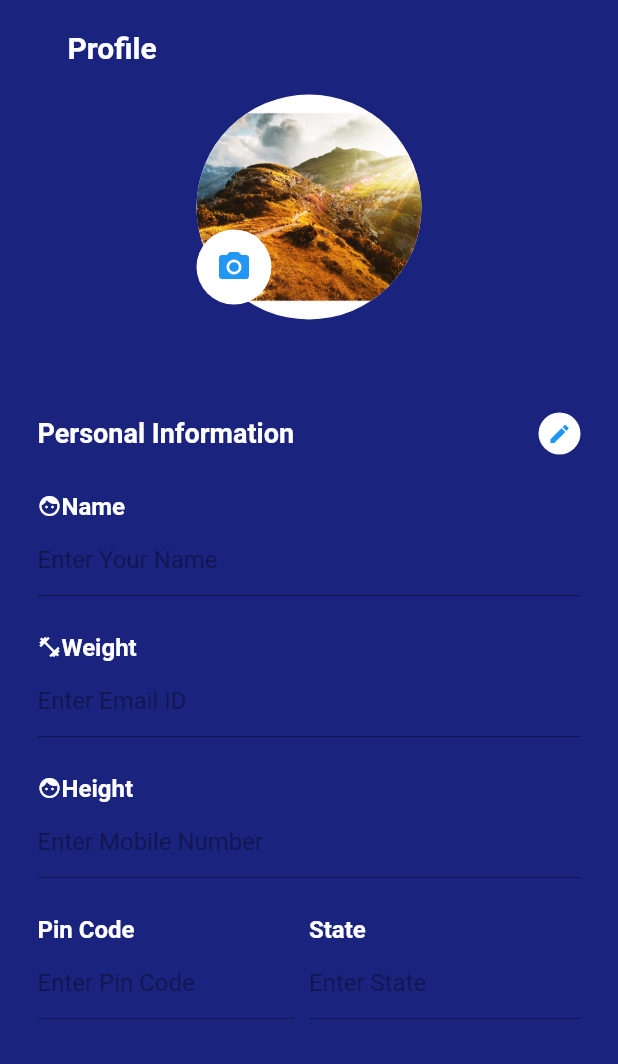
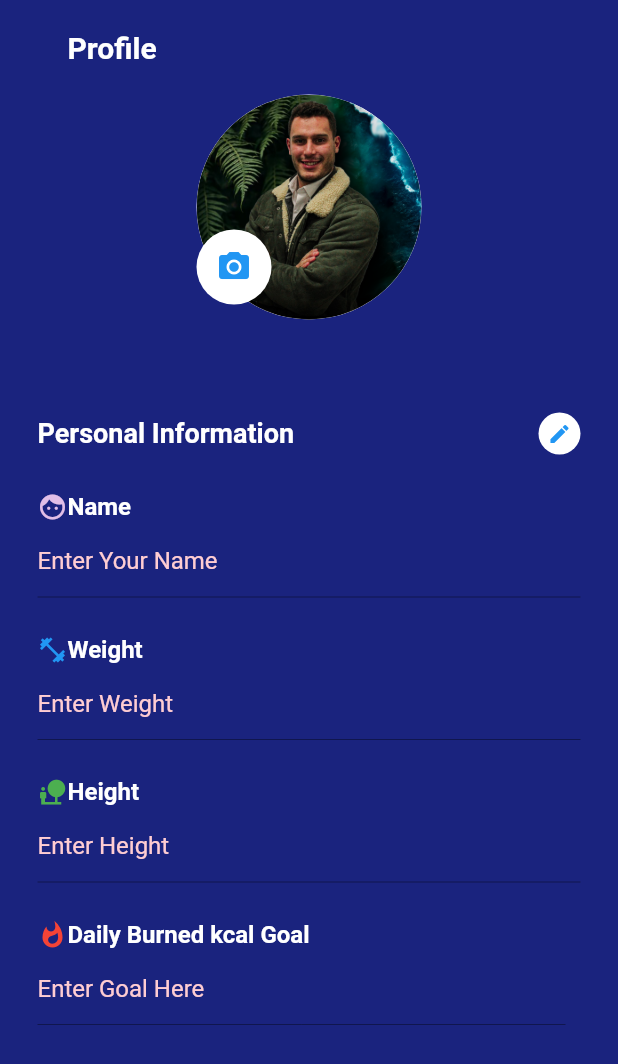
Before and after one commit to DansMarquis/CMApp, a Flutter app: the MinePage screen opened directly, on a phone screen of 412 x 824 dp. Shown: the top 1064 px of the screen. Run offline on Flutter 3.47's test engine with Material 2 defaults, Android fonts, the phone set to English and light mode, and no system bars; our stand-ins replace audioplayers, bubble_bottom_bar, cached_network_image, cloud_firestore, dio, dynamic_theme and 18 more; missing offline and left inert: flutter_polyline_points; accounts and stored records are empty; Roboto replaces fonts that are missing (sans-serif-light).

Commit message:
Profile page done

```diff
--- a/GhostRunner/lib/global.dart
+++ b/GhostRunner/lib/global.dart
@@ -7,6 +7,10 @@ bool isOnMap = false;
 bool isRunning = false;
 String trailName;
 File image;
+String userName;
+String userWeight;
+String userHeight;
+String userGoal;
 String address;
 String description;
 geo.Position locationCoordsStart;
--- a/GhostRunner/lib/ui/page/tab/mine_page.dart
+++ b/GhostRunner/lib/ui/page/tab/mine_page.dart
@@ -19,6 +19,11 @@ class MinePage extends StatefulWidget {
 class _MinePageState extends State<MinePage> {
   bool _status = true;
   final FocusNode myFocusNode = FocusNode();
+  final nameController = TextEditingController();
+  final weightController = TextEditingController();
+  final heightController = TextEditingController();
+  final goalController = TextEditingController();
+
 
   @override
   void initState() {
@@ -35,7 +40,18 @@ class _MinePageState extends State<MinePage> {
         global.image = image;
       });
     }
-
+    if(global.userName != null){
+      nameController.text = global.userName;
+    }
+    if(global.userWeight != null){
+      weightController.text = global.userWeight;
+    }
+    if(global.userHeight != null){
+      heightController.text = global.userHeight;
+    }
+    if(global.userGoal!= null){
+      goalController.text = global.userGoal;
+    }
     return new Scaffold(
         body: new Container(
       color: Colors.indigo[900],
@@ -85,7 +101,7 @@ class _MinePageState extends State<MinePage> {
                                           )
                                         : Image(
                                             image: AssetImage(
-                                                "assets/photos/1.png"),
+                                                "assets/users/0.png"),
                                             fit: BoxFit.cover,
                                             alignment: Alignment.center,
                                           ),
@@ -134,7 +150,7 @@ class _MinePageState extends State<MinePage> {
                             mainAxisSize: MainAxisSize.max,
                             children: <Widget>[
                               new Column(
-                                mainAxisAlignment: MainAxisAlignment.start,
+                                mainAxisAlignment: MainAxisAlignment.center,
                                 mainAxisSize: MainAxisSize.min,
                                 children: <Widget>[
                                   new Text(
@@ -166,12 +182,15 @@ class _MinePageState extends State<MinePage> {
                                 mainAxisSize: MainAxisSize.min,
                                 children: <Widget>[
                                   Row(
+                                    mainAxisAlignment:
+                                        MainAxisAlignment.spaceBetween,
                                     children: <Widget>[
                                       new Icon(
                                         Icons.face,
-                                        color: Colors.white,
-                                        size: 16.0,
+                                        color: Colors.purple[100],
+                                        size: 20.0,
                                       ),
+                                      SizedBox(),
                                       new Text(
                                         'Name',
                                         style: TextStyle(
@@ -193,8 +212,12 @@ class _MinePageState extends State<MinePage> {
                             children: <Widget>[
                               new Flexible(
                                 child: new TextField(
-                                  decoration: const InputDecoration(
+                                  controller: nameController,
+                                  style: new TextStyle(color: Colors.white),
+                                  decoration: new InputDecoration(
+                                    fillColor: Colors.white,
                                     hintText: "Enter Your Name",
+                                     hintStyle: TextStyle( color: Colors.red[100]),
                                   ),
                                   enabled: !_status,
                                   autofocus: !_status,
@@ -216,8 +239,8 @@ class _MinePageState extends State<MinePage> {
                                     children: <Widget>[
                                       new Icon(
                                         Icons.fitness_center,
-                                        color: Colors.white,
-                                        size: 16.0,
+                                        color: Colors.blue,
+                                        size: 20.0,
                                       ),
                                       new Text(
                                         'Weight',
@@ -240,8 +263,11 @@ class _MinePageState extends State<MinePage> {
                             children: <Widget>[
                               new Flexible(
                                 child: new TextField(
-                                  decoration: const InputDecoration(
-                                      hintText: "Enter Email ID"),
+                                       controller: weightController,
+                                  style: new TextStyle(color: Colors.white),
+                                  decoration: new InputDecoration(
+                                      hintStyle: TextStyle( color: Colors.red[100]),
+                                      hintText: "Enter Weight"),
                                   enabled: !_status,
                                 ),
                               ),
@@ -257,12 +283,12 @@ class _MinePageState extends State<MinePage> {
                                 mainAxisAlignment: MainAxisAlignment.start,
                                 mainAxisSize: MainAxisSize.min,
                                 children: <Widget>[
-                                   Row(
+                                  Row(
                                     children: <Widget>[
                                       new Icon(
-                                        Icons.face,
-                                        color: Colors.white,
-                                        size: 16.0,
+                                        Icons.nature_people,
+                                        color: Colors.green,
+                                        size: 20.0,
                                       ),
                                       new Text(
                                         'Height',
@@ -285,8 +311,12 @@ class _MinePageState extends State<MinePage> {
                             children: <Widget>[
                               new Flexible(
                                 child: new TextField(
-                                  decoration: const InputDecoration(
-                                      hintText: "Enter Mobile Number"),
+                                       controller:heightController,
+                                  style: new TextStyle(color: Colors.white),
+                                  decoration: new InputDecoration(
+                                      fillColor: Colors.white,
+                                      hintStyle: TextStyle( color: Colors.red[100]),
+                                      hintText: "Enter Height"),
                                   enabled: !_status,
                                 ),
                               ),
@@ -299,29 +329,23 @@ class _MinePageState extends State<MinePage> {
                             mainAxisSize: MainAxisSize.max,
                             mainAxisAlignment: MainAxisAlignment.start,
                             children: <Widget>[
-                              Expanded(
-                                child: Container(
-                                  child: new Text(
-                                    'Pin Code',
+                              Row(
+                                children: <Widget>[
+                                  new Icon(
+                                    Icons.whatshot,
+                                    color: Colors.red,
+                                    size: 20.0,
+                                  ),
+                                  new Text(
+                                    'Daily Burned kcal Goal',
                                     style: TextStyle(
+
                                         fontSize: 16.0,
                                         fontWeight: FontWeight.bold,
                                         color: Colors.white),
-                                  ),
-                                ),
-                                flex: 2,
-                              ),
-                              Expanded(
-                                child: Container(
-                                  child: new Text(
-                                    'State',
-                                    style: TextStyle(
-                                        fontSize: 16.0,
-                                        fontWeight: FontWeight.bold,
-                                        color: Colors.white),
-                                  ),
-                                ),
-                                flex: 2,
+
+                                  )
+                                ],
                               ),
                             ],
                           )),
@@ -336,20 +360,16 @@ class _MinePageState extends State<MinePage> {
                                 child: Padding(
                                   padding: EdgeInsets.only(right: 10.0),
                                   child: new TextField(
-                                    decoration: const InputDecoration(
-                                        hintText: "Enter Pin Code"),
+                                         controller: goalController,
+                                    style: new TextStyle(color: Colors.white),
+                                    decoration: new InputDecoration(
+                                      hintStyle: TextStyle( color: Colors.red[100]),
+                                        hintText: "Enter Goal Here"),
                                     enabled: !_status,
                                   ),
                                 ),
                                 flex: 2,
-                              ),
-                              Flexible(
-                                child: new TextField(
-                                  decoration: const InputDecoration(
-                                      hintText: "Enter State"),
-                                  enabled: !_status,
-                                ),
-                                flex: 2,
+
                               ),
                             ],
                           )),
@@ -374,7 +394,7 @@ class _MinePageState extends State<MinePage> {
 
   Widget _getActionButtons() {
     return Padding(
-      padding: EdgeInsets.only(left: 25.0, right: 25.0, top: 45.0),
+      padding: EdgeInsets.only(left: 25.0, right: 25.0, bottom: 50.0),
       child: new Row(
         mainAxisSize: MainAxisSize.max,
         mainAxisAlignment: MainAxisAlignment.start,
@@ -389,6 +409,10 @@ class _MinePageState extends State<MinePage> {
                 color: Colors.green,
                 onPressed: () {
                   setState(() {
+                    global.userName = nameController.text;
+                     global.userWeight = weightController.text;
+                      global.userHeight = heightController.text;
+                       global.userGoal = goalController.text;
                     _status = true;
                     FocusScope.of(context).requestFocus(new FocusNode());
                   });
```
